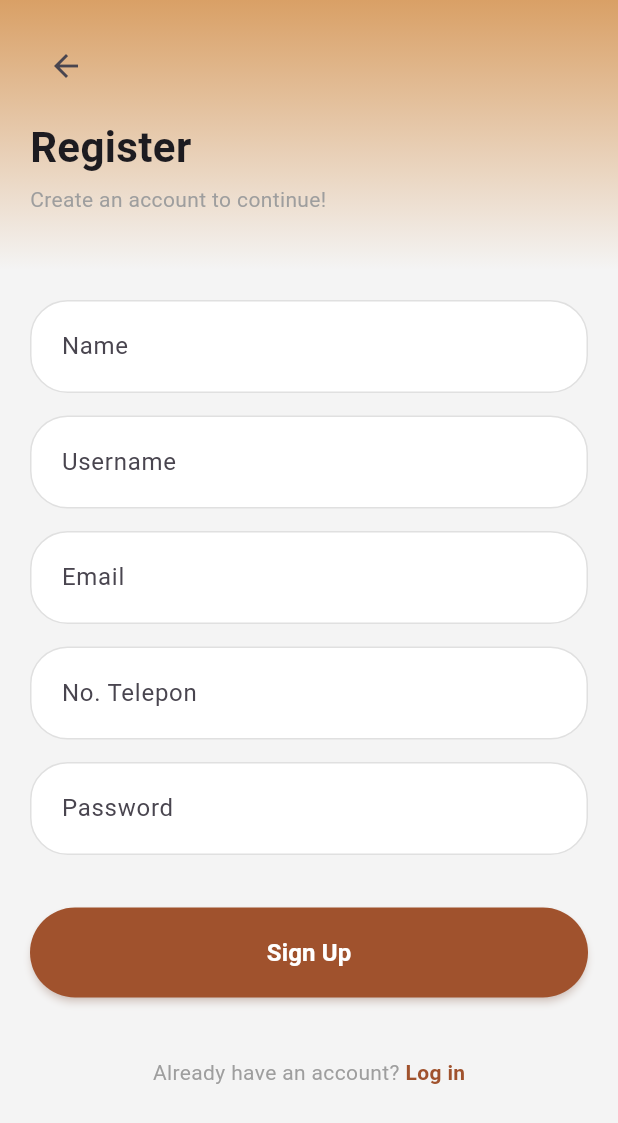
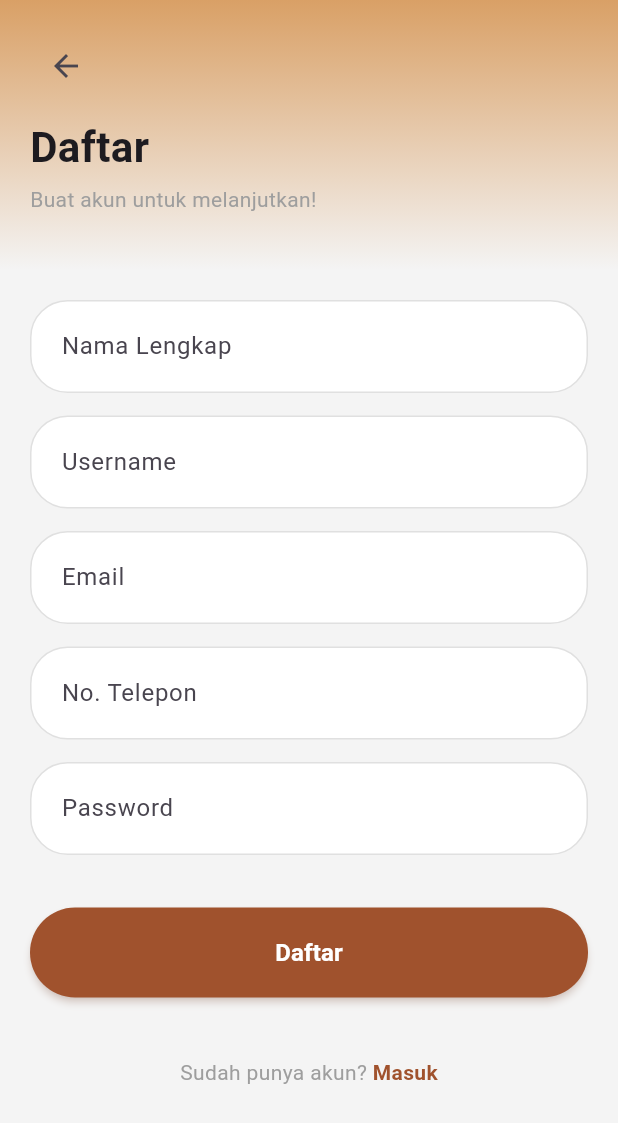
Before and after one commit to adanghifari/foodorder-mobile, a Flutter app: the RegisterPage screen opened by its route, on a phone screen of 412 x 824 dp. Shown: the top 1123 px of the screen. Run offline on Flutter 3.47's test engine with Material 3 defaults, Android fonts, the phone set to English and light mode, and no system bars; our stand-ins replace dio, firebase_core, firebase_messaging, flutter_local_notifications, flutter_secure_storage, image_picker and 3 more; missing offline and left inert: mobile_scanner; accounts and stored records are empty; network calls fail.

Commit message:
language sync

```diff
--- a/lib/features/auth/presentation/login_page.dart
+++ b/lib/features/auth/presentation/login_page.dart
@@ -84,7 +84,7 @@ class _LoginPageState extends State<LoginPage> {
                       ),
                       const SizedBox(width: 8),
                       const Text(
-                        'Remember me',
+                        'Ingat saya',
                         style: TextStyle(fontSize: 13, color: Colors.black54),
                       ),
                       const Spacer(),
@@ -93,7 +93,7 @@ class _LoginPageState extends State<LoginPage> {
                           Navigator.pushNamed(context, AppRoutes.forgotPassword);
                         },
                         child: const Text(
-                          'Forgot Password ?',
+                          'Lupa Password?',
                           style: TextStyle(
                             fontSize: 13,
                             color: Color(0xFF1565C0),
@@ -273,7 +273,7 @@ class _LoginPageState extends State<LoginPage> {
           ),
         ),
         child: Text(
-          _isSubmitting ? 'Loading...' : 'Log In',
+          _isSubmitting ? 'Masuk...' : 'Masuk',
           style: TextStyle(
             fontSize: 16,
             fontWeight: FontWeight.w600,
--- a/lib/features/auth/presentation/register_page.dart
+++ b/lib/features/auth/presentation/register_page.dart
@@ -46,7 +46,7 @@ class _RegisterPageState extends State<RegisterPage> {
                 padding: const EdgeInsets.all(20),
                 child: Column(
                   children: [
-                    _input('Name', _nameController),
+                    _input('Nama Lengkap', _nameController),
                     _input('Username', _usernameController),
                     _input('Email', _emailController),
                     _input('No. Telepon', _phoneController),
@@ -58,13 +58,13 @@ class _RegisterPageState extends State<RegisterPage> {
                       mainAxisAlignment: MainAxisAlignment.center,
                       children: [
                         const Text(
-                          'Already have an account? ',
+                          'Sudah punya akun? ',
                           style: TextStyle(color: Colors.grey),
                         ),
                         GestureDetector(
                           onTap: () => Navigator.pop(context),
                           child: const Text(
-                            'Log in',
+                            'Masuk',
                             style: TextStyle(
                               color: primaryBrown,
                               fontWeight: FontWeight.w600,
@@ -104,12 +104,12 @@ class _RegisterPageState extends State<RegisterPage> {
             ),
             SizedBox(height: 10),
             Text(
-              'Register',
+              'Daftar',
               style: TextStyle(fontSize: 28, fontWeight: FontWeight.bold),
             ),
             SizedBox(height: 5),
             Text(
-              'Create an account to continue!',
+              'Buat akun untuk melanjutkan!',
               style: TextStyle(color: Colors.grey),
             ),
           ],
@@ -159,7 +159,7 @@ class _RegisterPageState extends State<RegisterPage> {
           ),
         ),
         child: Text(
-          _isSubmitting ? 'Loading...' : 'Sign Up',
+          _isSubmitting ? 'Mendaftar...' : 'Daftar',
           style: const TextStyle(fontSize: 16, fontWeight: FontWeight.w600),
         ),
       ),
@@ -194,7 +194,7 @@ class _RegisterPageState extends State<RegisterPage> {
       if (!mounted) return;
       AppNotice.show(
         context,
-        'Registrasi berhasil. Silakan login.',
+        'Registrasi berhasil. Silakan masuk.',
         type: AppNoticeType.success,
       );
       Navigator.pop(context);
--- a/lib/features/auth/presentation/reset_password_page.dart
+++ b/lib/features/auth/presentation/reset_password_page.dart
@@ -112,7 +112,7 @@ class _ResetPasswordPageState extends State<ResetPasswordPage> {
                 children: [
                   const SizedBox(height: 24),
                   const Text(
-                    'Reset Password',
+                    'Atur Ulang Password',
                     style: TextStyle(
                       fontSize: 22,
                       fontWeight: FontWeight.bold,
--- a/lib/features/profile/presentation/payment_receipt_page.dart
+++ b/lib/features/profile/presentation/payment_receipt_page.dart
@@ -457,7 +457,7 @@ class _PaymentReceiptPageState extends State<PaymentReceiptPage> {
                             crossAxisAlignment: CrossAxisAlignment.start,
                             children: [
                               Text(
-                                'STATUS PAYMENT',
+                                'STATUS PEMBAYARAN',
                                 style: TextStyle(
                                   color: paymentTextColor,
                                   fontSize: 12,
@@ -755,7 +755,7 @@ class _PaymentReceiptPageState extends State<PaymentReceiptPage> {
                                   ),
                                 ),
                                 child: const Text(
-                                  'Download PDF',
+                                  'Unduh PDF',
                                   style: TextStyle(
                                     fontWeight: FontWeight.bold,
                                     fontSize: 14,
```
Also changed, not shown: lib/features/history/presentation/widgets/order_history_list.dart (+13 -3 lines), lib/features/history/presentation/widgets/payment_history_list.dart (+15 -7 lines).
